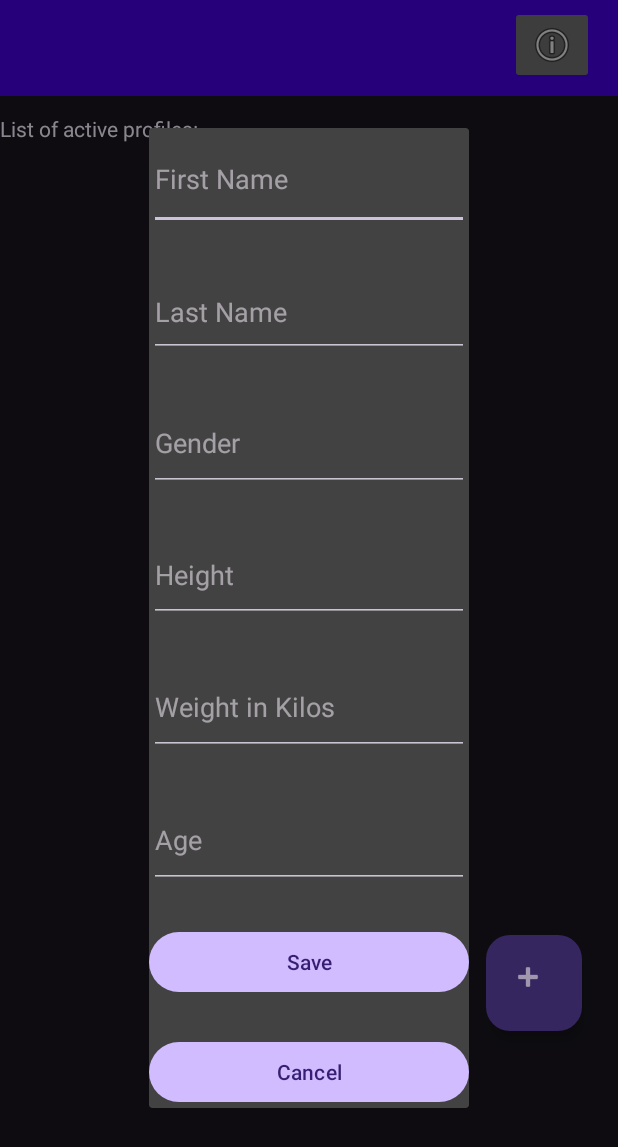
After one commit to SFarhatComp/AlcoholSensor, an Android app: the fragment AddUserDialogFragment placed in its activity, on a phone screen of 412 x 824 dp. The commit adds this screen. Shown: the top 1147 px of the screen. Run offline under Robolectric (Android 15) with nearby library versions, the phone set to English and light mode, and no system bars; our stand-ins replace Room's generated code.

```diff
--- a/app/src/main/java/com/example/applicationsprint1/AddContactDialogFragment.java
+++ b/app/src/main/java/com/example/applicationsprint1/AddContactDialogFragment.java
@@ -57,8 +57,8 @@ public class AddContactDialogFragment extends DialogFragment {
 
                 else {
 
-                    int PhoneNumber__= Integer.parseInt(PhoneNumber);
-                    int AltPhoneNumber__=Integer.parseInt(AltPhoneNumber);
+                    double PhoneNumber__= Double.valueOf(PhoneNumber);
+                    double AltPhoneNumber__=Double.valueOf(AltPhoneNumber);
                     int Priority__=Integer.parseInt(Priority);
 
                     AppDatabase db = AppDatabase.CreateDatabase(getContext());
--- /dev/null
+++ b/app/src/main/java/com/example/applicationsprint1/AddUserDialogFragment.java
@@ -0,0 +1,87 @@
+package com.example.applicationsprint1;
+
+import android.os.Bundle;
+import android.view.LayoutInflater;
+import android.view.View;
+import android.view.ViewGroup;
+import android.widget.Button;
+import android.widget.EditText;
+import android.widget.Toast;
+
+import androidx.annotation.NonNull;
+import androidx.annotation.Nullable;
+import androidx.fragment.app.DialogFragment;
+
+import com.example.applicationsprint1.database.AppDatabase;
+import com.example.applicationsprint1.database.entities.profile;
+
+public class AddUserDialogFragment extends DialogFragment {
+
+    protected EditText FirstName_,LastName_,Age_,Weight_,Gender_,Height_;
+    protected Button SaveButton_,CancelButton_;
+
+
+    @Nullable
+    @Override
+    public View onCreateView(@NonNull LayoutInflater inflater, @Nullable ViewGroup container, @Nullable Bundle savedInstanceState) {
+
+        View view = inflater.inflate(R.layout.dialogfragmentadduserprofile,container);
+
+        FirstName_=view.findViewById(R.id.FirstNameUserInput);
+        LastName_=view.findViewById(R.id.LastNameUserInput);
+        Age_=view.findViewById(R.id.AgeUserInput);
+        Weight_=view.findViewById(R.id.WeightUserInput);
+        Gender_=view.findViewById(R.id.GenderUserInput);
+        Height_=view.findViewById(R.id.HeightuserInpt);
+
+        SaveButton_=view.findViewById(R.id.SaveButtonUser);
+        CancelButton_=view.findViewById(R.id.CancelbuttonUser);
+
+
+
+
+        CancelButton_.setOnClickListener(new View.OnClickListener() {
+            @Override
+            public void onClick(View view) {
+                dismiss();
+            }
+        });
+
+
+        SaveButton_.setOnClickListener(new View.OnClickListener() {
+            @Override
+            public void onClick(View view) {
+
+                String FirstName=FirstName_.getText().toString();
+                String LastName=LastName_.getText().toString();
+                String Age=Age_.getText().toString();
+                String Weight=Weight_.getText().toString();
+                String Gender=Gender_.getText().toString();
+                String Height__=Height_.getText().toString();
+
+                if (FirstName.equals("")||LastName.equals("")||Age.equals("")||Weight.equals("")||Gender.equals("")||Height__.equals("")){
+                    Toast.makeText(getContext(),"Please Enter Valid Values",Toast.LENGTH_SHORT).show();
+                    return;
+                }
+
+                else{
+
+                    int Age__=Integer.parseInt(Age);
+                    int Weight__=Integer.parseInt(Weight);
+                    int Height___=Integer.parseInt(Height__);
+
+                    AppDatabase db = AppDatabase.CreateDatabase(getContext());
+                    db.profileDao().insertProfile(new profile(0,FirstName,LastName,Gender,Height___,Weight__,Age__));
+                    ((MainActivity) requireActivity()).SetupRecyclerView();
+                    dismiss();
+
+                }
+
+            }
+        });
+
+
+
+        return view;
+    }
+}
--- a/app/src/main/java/com/example/applicationsprint1/MainActivity.java
+++ b/app/src/main/java/com/example/applicationsprint1/MainActivity.java
@@ -26,22 +26,35 @@ public class MainActivity extends AppCompatActivity {
     protected List<profile> ListOfProfiles;
 
 
-
-
     @Override
     protected void onCreate(Bundle savedInstanceState) {
         super.onCreate(savedInstanceState);
         setContentView(R.layout.activity_main);
         SetUp(); // This function call for the init of the variables
-//
-        //This for loop is only to test valid input in the database profile
-//        for (int i=0;i<5;i++){
-//
-//            db.profileDao().insertProfile(new profile(0,"Sami","Farhat","male",185,120,23));
-//
-//
-//        }
+        SetupRecyclerView();
+        OnClicks();
 
+    }
+
+
+    @Override
+    protected void onResume() {
+        super.onResume();
+        SetupRecyclerView();
+
+    }
+
+    void SetUp(){
+        // set the variables equal to the correct items in the layout ;
+        DisplayButton_= findViewById(R.id.DisplayButton);
+        FragmentButton_=findViewById(R.id.FragmentButton);
+        ListViewOfProfile=findViewById(R.id.ListViewer);
+        //InformationDisplays=findViewById(R.id.InformationDisplayer);
+        db = AppDatabase.CreateDatabase(getApplicationContext());
+};
+
+
+    void SetupRecyclerView(){
         ListOfProfiles=db.profileDao().getAll();
         LinearLayoutManager linearLayoutManager = new LinearLayoutManager(this);
         customRecyclerViewAdapter= new ProfileRecyclerViewAdapter(ListOfProfiles);
@@ -52,35 +65,26 @@ public class MainActivity extends AppCompatActivity {
 
 
 
-
-void SetUp(){
-        // set the variables equal to the correct items in the layout ;
-        DisplayButton_= findViewById(R.id.DisplayButton);
-        FragmentButton_=findViewById(R.id.FragmentButton);
-        ListViewOfProfile=findViewById(R.id.ListViewer);
-        InformationDisplays=findViewById(R.id.InformationDisplayer);
-        db = AppDatabase.CreateDatabase(getApplicationContext());
-};
-
 void OnClicks(){
 
     FragmentButton_.setOnClickListener(new View.OnClickListener() {
         @Override
         public void onClick(View view) {
 
-
+            AddUserDialogFragment dialog = new AddUserDialogFragment();
+            dialog.show(getSupportFragmentManager(),"AddUserDialogFragment");
             // This button should call a fragment that would allow a user to create a "profile:
         }
     });
 
 
-    DisplayButton_.setOnClickListener(new View.OnClickListener() {
-        @Override
-        public void onClick(View view) {
-
-            // The display button will allow the user to change between two different views, either the display with last name, or the display with priorities in case of emergency
-        }
-    });
+//    DisplayButton_.setOnClickListener(new View.OnClickListener() {
+//        @Override
+//        public void onClick(View view) {
+//
+//            // The display button will allow the user to change between two different views, either the display with last name, or the display with priorities in case of emergency
+//        }
+//    });
 
 
 
--- a/app/src/main/java/com/example/applicationsprint1/database/dao/ContactsDao.java
+++ b/app/src/main/java/com/example/applicationsprint1/database/dao/ContactsDao.java
@@ -19,8 +19,8 @@ public interface ContactsDao {
 
 
     // This query returns a list of all contacts but sorted with the LAST NAME in Ascending order
-    @Query("SELECT * FROM contact_table ORDER BY contact_lastname,contact_firstname ASC")
-    List<contacts> getAllByLastName();
+    @Query("SELECT * FROM contact_table WHERE Profile_ID=:profileID ORDER BY contact_lastname,contact_firstname ASC")
+    List<contacts> getAllByLastName(int profileID);
 
 
     // This query returns a list of all contacts but sorted with the priority first then last name and first name
@@ -36,11 +36,6 @@ public interface ContactsDao {
     contacts FindByProfileIdAndContactID(int profileID,int contact_ID);
 
 
-
-
-
-
-
     @Insert
     void InsertContact(contacts... Contact);
     // Delete a contact from the database if needed
--- a/app/src/main/java/com/example/applicationsprint1/database/entities/contacts.java
+++ b/app/src/main/java/com/example/applicationsprint1/database/entities/contacts.java
@@ -16,14 +16,14 @@ public class contacts {
     @ColumnInfo(name = "Profile_ID")
     public int profileID;
     @ColumnInfo(name="contact_phoneNumber")
-    public int contactPhoneNumber;
+    public double contactPhoneNumber;
     @ColumnInfo(name="contact_alternatePhoneNumber")
-    public int alternatePhoneNumber;
+    public double alternatePhoneNumber;
     @ColumnInfo(name="priority_of_contact")
     public int priority;
 
 
-    public contacts(int profileID,int contactID, String contactFirstName, String contactLastName, int contactPhoneNumber, int alternatePhoneNumber, int priority) {
+    public contacts(int profileID,int contactID, String contactFirstName, String contactLastName, double contactPhoneNumber, double alternatePhoneNumber, int priority) {
         this.contactID = contactID;
         this.profileID=profileID;
         this.contactFirstName = contactFirstName;
--- a/app/src/main/res/layout/activity_main.xml
+++ b/app/src/main/res/layout/activity_main.xml
@@ -23,16 +23,16 @@
         android:layout_height="599dp"
         android:layout_marginTop="52dp"
         app:layout_constraintEnd_toEndOf="parent"
-        app:layout_constraintHorizontal_bias="1.0"
+        app:layout_constraintHorizontal_bias="0.363"
         app:layout_constraintStart_toStartOf="parent"
         app:layout_constraintTop_toBottomOf="@+id/toolbar" />
 
     <com.google.android.material.floatingactionbutton.FloatingActionButton
         android:id="@+id/FragmentButton"
-        android:layout_width="82dp"
-        android:layout_height="0dp"
-        android:layout_marginEnd="16dp"
-        android:layout_marginBottom="124dp"
+        android:layout_width="72dp"
+        android:layout_height="64dp"
+        android:layout_marginEnd="24dp"
+        android:layout_marginBottom="28dp"
         android:clickable="true"
         android:focusable="true"
         android:tint="#C5B1B1"
--- /dev/null
+++ b/app/src/main/res/layout/dialogfragmentadduserprofile.xml
@@ -0,0 +1,73 @@
+<?xml version="1.0" encoding="utf-8"?>
+<LinearLayout xmlns:android="http://schemas.android.com/apk/res/android"
+    android:layout_width="match_parent"
+    android:layout_height="match_parent"
+    android:orientation="vertical">
+
+    <EditText
+        android:id="@+id/FirstNameUserInput"
+        android:layout_width="match_parent"
+        android:layout_height="68dp"
+        android:ems="10"
+        android:hint="First Name"
+        android:inputType="textPersonName" />
+
+    <EditText
+        android:id="@+id/LastNameUserInput"
+        android:layout_width="match_parent"
+        android:layout_height="59dp"
+        android:layout_marginTop="25dp"
+        android:ems="10"
+        android:hint="Last Name"
+        android:inputType="textPersonName" />
+
+    <EditText
+        android:id="@+id/GenderUserInput"
+        android:layout_width="match_parent"
+        android:layout_height="64dp"
+        android:layout_marginTop="25dp"
+        android:ems="10"
+        android:hint="Gender"
+        android:inputType="textPersonName" />
+
+    <EditText
+        android:id="@+id/HeightuserInpt"
+        android:layout_width="match_parent"
+        android:layout_height="62dp"
+        android:layout_marginTop="25dp"
+        android:ems="10"
+        android:hint="Height"
+        android:inputType="number" />
+
+    <EditText
+        android:id="@+id/WeightUserInput"
+        android:layout_width="match_parent"
+        android:layout_height="63dp"
+        android:layout_marginTop="25dp"
+        android:ems="10"
+        android:hint="Weight in Kilos"
+        android:inputType="number" />
+
+    <EditText
+        android:id="@+id/AgeUserInput"
+        android:layout_width="match_parent"
+        android:layout_height="63dp"
+        android:layout_marginTop="25dp"
+        android:ems="10"
+        android:hint="Age"
+        android:inputType="number" />
+
+    <Button
+        android:id="@+id/SaveButtonUser"
+        android:layout_width="match_parent"
+        android:layout_height="wrap_content"
+        android:layout_marginTop="25dp"
+        android:text="Save" />
+
+    <Button
+        android:id="@+id/CancelbuttonUser"
+        android:layout_width="match_parent"
+        android:layout_height="wrap_content"
+        android:layout_marginTop="25dp"
+        android:text="Cancel" />
+</LinearLayout>
```
Also changed, not shown: app/src/main/java/com/example/applicationsprint1/ContactRecyclerViewAdapter.java (added, +58 -0 lines), app/src/main/java/com/example/applicationsprint1/ProfileViewerActivity.java (+32 -4 lines), app/src/main/res/layout/contactrecyclerviewitems.xml (added, +13 -0 lines).
